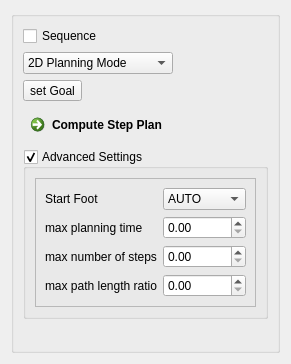
team-vigir/vigir_footstep_planning_visual_tools, file vigir_footstep_planning_rviz_plugin/ui_forms/planning_widget.ui: the form before one commit.
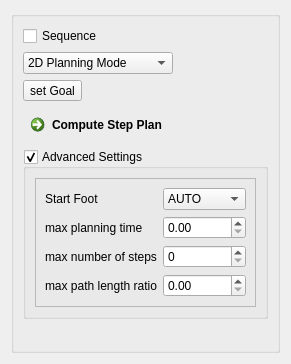
The form after the commit.

Commit message: fixed absolute path problems, fixed sequence function for pattern planning, added function to choose parameter set

The edit to the form file:
```diff
--- a/vigir_footstep_planning_rviz_plugin/ui_forms/planning_widget.ui
+++ b/vigir_footstep_planning_rviz_plugin/ui_forms/planning_widget.ui
@@ -140,9 +140,6 @@
               </property>
              </widget>
             </item>
-            <item row="2" column="1">
-             <widget class="QDoubleSpinBox" name="maxNofStepsDoubleSpinBox"/>
-            </item>
             <item row="3" column="0">
              <widget class="QLabel" name="label_4">
               <property name="text">
@@ -156,6 +153,9 @@
             <item row="3" column="1">
              <widget class="QDoubleSpinBox" name="ratioDoubleSpinBox"/>
             </item>
+            <item row="2" column="1">
+             <widget class="QSpinBox" name="maxNofStepsSpinBox"/>
+            </item>
            </layout>
           </widget>
          </item>
```
Left out of the diff: 3 changed lines with no effect on the pictures. The commit also changes 21 other files.
